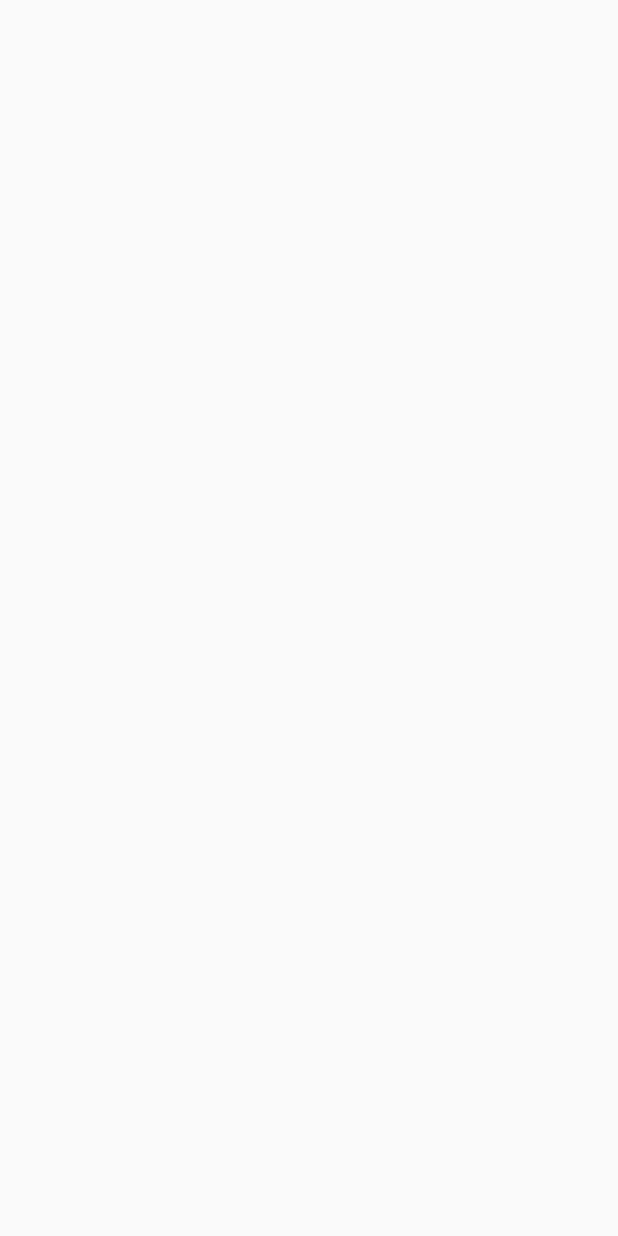
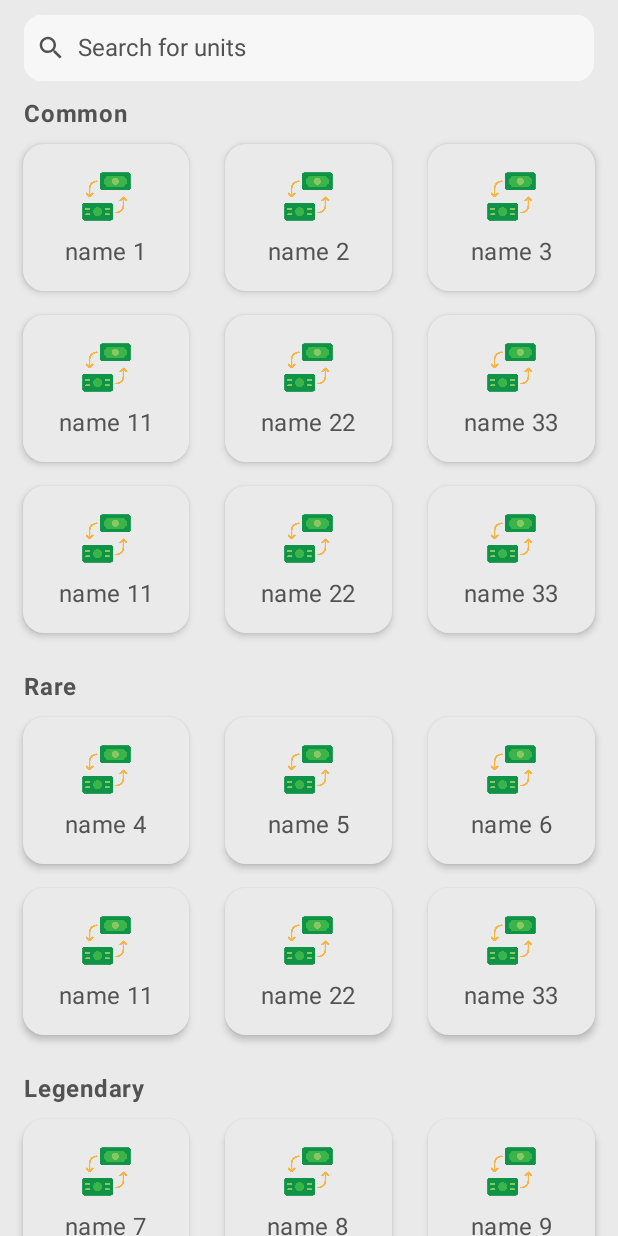
Before and after one commit to nguyenbahung94/SimpleConvertUnit, an Android app built with Jetpack Compose: the screen it shows after launch (MainActivity), on a phone screen of 412 x 824 dp. Before the commit the screen is empty. Run offline under Robolectric (Android 15) with nearby library versions, the light colour scheme and no system bars; our stand-ins replace Dagger/Hilt's generated code.

Commit message:
add code

```diff
--- a/app/build.gradle.kts
+++ b/app/build.gradle.kts
@@ -84,6 +84,9 @@ android {
 
 dependencies {
 
+    //features
+    implementation(projects.feature.home)
+
     // cores
     implementation(projects.core.model)
     implementation(projects.core.designsystem)
--- a/app/src/main/java/com/billy/simpleunitconvert/navigation/simpleUnitNavigation.kt
+++ b/app/src/main/java/com/billy/simpleunitconvert/navigation/simpleUnitNavigation.kt
@@ -1,16 +1,13 @@
 package com.billy.simpleunitconvert.navigation
 
-import android.content.res.Configuration
-import androidx.compose.material3.Text
-import androidx.compose.runtime.Composable
-import androidx.compose.ui.tooling.preview.Preview
 import androidx.navigation.NavGraphBuilder
 import androidx.navigation.compose.composable
 import com.billy.simpleunitconvert.core.navigation.SimpleUnitScreen
+import com.billy.simpleunitconvert.feature.home.SimpleUnitHome
 
 
 fun NavGraphBuilder.simpleUnitNavigation() {
     composable<SimpleUnitScreen.Home> {
-     //   SimpleUnitHome()
+        SimpleUnitHome()
     }
 }
--- a/core/designsystem/build.gradle.kts
+++ b/core/designsystem/build.gradle.kts
@@ -10,6 +10,8 @@ android {
 
 dependencies {
     libs.apply {
+        api(bundles.landscapistBundle)
+
         api(libs.androidx.compose.runtime)
         api(libs.androidx.compose.ui)
         api(libs.androidx.compose.ui.tooling)
--- a/core/designsystem/src/main/java/com/billy/simpleunitconvert/core/designsystem/component/AppBar.kt
+++ b/core/designsystem/src/main/java/com/billy/simpleunitconvert/core/designsystem/component/AppBar.kt
@@ -38,11 +38,11 @@ fun SimpleUnitConvertAppBar() {
                     .fillMaxWidth()
                     .padding(end = 16.dp)
                     .border(
-                        border = BorderStroke(1.dp, SimpleConvertUnitTheme.colors.green8ABFA3),
+                        border = BorderStroke(1.dp, SimpleConvertUnitTheme.colors.backgroundCard),
                         shape = RoundedCornerShape(12.dp),
                         )
                     .background(
-                        color = SimpleConvertUnitTheme.colors.green8ABFA3,
+                        color = SimpleConvertUnitTheme.colors.backgroundCard,
                         shape = RoundedCornerShape(12.dp),
                     )
                     .padding(8.dp), contentAlignment = Alignment.CenterStart
@@ -54,7 +54,7 @@ fun SimpleUnitConvertAppBar() {
                   Icon(
                       imageVector = Icons.Default.Search,
                       contentDescription = "search",
-                      tint = SimpleConvertUnitTheme.colors.absoluteWhite,
+                      tint = SimpleConvertUnitTheme.colors.title,
                       modifier = Modifier.size(20.dp),
                   )
 
@@ -64,13 +64,13 @@ fun SimpleUnitConvertAppBar() {
                       text = stringResource(id = R.string.tv_hint_search),
                       fontSize = 16.sp,
                       fontWeight = FontWeight.Normal,
-                      color = SimpleConvertUnitTheme.colors.absoluteWhite,
+                      color = SimpleConvertUnitTheme.colors.title,
                   )
               }
             }
         },
         colors = TopAppBarDefaults.topAppBarColors().copy(
-            containerColor = SimpleConvertUnitTheme.colors.primary,
+            containerColor = SimpleConvertUnitTheme.colors.background,
         ),
     )
 }
--- a/core/designsystem/src/main/java/com/billy/simpleunitconvert/core/designsystem/theme/Colors.kt
+++ b/core/designsystem/src/main/java/com/billy/simpleunitconvert/core/designsystem/theme/Colors.kt
@@ -19,39 +19,14 @@ data class Colors(
     val white56: Color,
     val white70: Color,
     val black: Color,
-    val gray21: Color,
-    val bug: Color,
-    val dark: Color,
-    val dragon: Color,
-    val electric: Color,
-    val fairy: Color,
-    val fire: Color,
-    val fighting: Color,
-    val flying: Color,
-    val ghost: Color,
-    val steel: Color,
-    val ice: Color,
-    val poison: Color,
-    val psychic: Color,
-    val rock: Color,
-    val water: Color,
-    val grass: Color,
-    val ground: Color,
-    val orange: Color,
-    val green: Color,
-    val blue: Color,
-    val green4D7A02: Color,
-    val backgroundCard: Color,
-    val grayE4E0E1: Color,
-    val color6A7F7B: Color,
-    val green8ABFA3: Color
+    val title: Color,
+    val subtitle: Color,
+    val backgroundCard: Color
 ) {
 
-    companion object {
-        /**
+    companion object { /**
          * Provides the default colors for the light mode of the app.
          *
-         * @return A [Colors] instance holding our color palette.
          */
         @Composable
         fun defaultDarkColors(): Colors = Colors(
@@ -66,38 +41,13 @@ data class Colors(
             white56 = colorResource(id = R.color.white_56_dark),
             white70 = colorResource(id = R.color.white_70_dark),
             black = colorResource(id = R.color.black_dark),
-            gray21 = colorResource(id = R.color.gray_21),
-            bug = colorResource(id = R.color.bug),
-            dark = colorResource(id = R.color.dark),
-            dragon = colorResource(id = R.color.dragon),
-            electric = colorResource(id = R.color.electric),
-            fairy = colorResource(id = R.color.fairy),
-            fire = colorResource(id = R.color.fire),
-            fighting = colorResource(id = R.color.fighting),
-            flying = colorResource(id = R.color.flying),
-            ghost = colorResource(id = R.color.ghost),
-            steel = colorResource(id = R.color.steel),
-            ice = colorResource(id = R.color.ice),
-            poison = colorResource(id = R.color.poison),
-            psychic = colorResource(id = R.color.psychic),
-            rock = colorResource(id = R.color.rock),
-            water = colorResource(id = R.color.water),
-            grass = colorResource(id = R.color.grass),
-            ground = colorResource(id = R.color.ground),
-            orange = colorResource(id = R.color.orange),
-            green = colorResource(id = R.color.green),
-            blue = colorResource(id = R.color.blue),
-            green4D7A02 = colorResource(id = R.color.green_4D7A02),
-            backgroundCard = colorResource(id = R.color.background_card_dark),
-            grayE4E0E1 = colorResource(id = R.color.gray_E4E0E1),
-            color6A7F7B = colorResource(id = R.color.color_6A7F7B),
-            green8ABFA3 = colorResource(id = R.color.green_8ABFA3)
+            title = colorResource(id = R.color.text_title_dark),
+            subtitle = colorResource(id = R.color.text_sub_dark),
+            backgroundCard = colorResource(id = R.color.background_card_dark)
         )
-
         /**
          * Provides the default colors for the light mode of the app.
          *
-         * @return A [Colors] instance holding our color palette.
          */
         @Composable
         fun defaultLightColors(): Colors = Colors(
@@ -112,32 +62,9 @@ data class Colors(
             white56 = colorResource(id = R.color.white_56),
             white70 = colorResource(id = R.color.white_70),
             black = colorResource(id = R.color.black),
-            gray21 = colorResource(id = R.color.gray_21),
-            bug = colorResource(id = R.color.bug),
-            dark = colorResource(id = R.color.dark),
-            dragon = colorResource(id = R.color.dragon),
-            electric = colorResource(id = R.color.electric),
-            fairy = colorResource(id = R.color.fairy),
-            fire = colorResource(id = R.color.fire),
-            fighting = colorResource(id = R.color.fighting),
-            flying = colorResource(id = R.color.flying),
-            ghost = colorResource(id = R.color.ghost),
-            steel = colorResource(id = R.color.steel),
-            ice = colorResource(id = R.color.ice),
-            poison = colorResource(id = R.color.poison),
-            psychic = colorResource(id = R.color.psychic),
-            rock = colorResource(id = R.color.rock),
-            water = colorResource(id = R.color.water),
-            grass = colorResource(id = R.color.grass),
-            ground = colorResource(id = R.color.ground),
-            orange = colorResource(id = R.color.orange),
-            green = colorResource(id = R.color.green),
-            blue = colorResource(id = R.color.blue),
-            green4D7A02 = colorResource(id = R.color.green_4D7A02),
-            backgroundCard = colorResource(id = R.color.background_card_light),
-            grayE4E0E1 = colorResource(id = R.color.gray_E4E0E1),
-            color6A7F7B = colorResource(id = R.color.color_6A7F7B),
-            green8ABFA3 = colorResource(id = R.color.green_8ABFA3)
+            title = colorResource(id = R.color.text_title),
+            subtitle = colorResource(id = R.color.text_sub),
+            backgroundCard = colorResource(id = R.color.background_card_light)
         )
     }
 }
--- a/core/designsystem/src/main/res/values/colors.xml
+++ b/core/designsystem/src/main/res/values/colors.xml
@@ -1,57 +1,36 @@
 <?xml version="1.0" encoding="utf-8"?>
 <resources>
     <!-- default colors-->
-    <color name="colorPrimary">#C2D0CB</color>
-    <color name="colorPrimaryDark">#C2D0CB</color>
-    <color name="colorAccent">#C2D0CB</color>
-    <color name="bug">#179A55</color>
-    <color name="dark">#040706</color>
-    <color name="dragon">#378A94</color>
-    <color name="gray_21">#B1A5A5</color>
-    <color name="electric">#E0E64B</color>
-    <color name="fairy">#9E1A44</color>
-    <color name="fire">#B22328</color>
-    <color name="flying">#90B1C5</color>
-    <color name="ghost">#363069</color>
-    <color name="ice">#7ECFF2</color>
-    <color name="poison">#642785</color>
-    <color name="psychic">#AC296B</color>
-    <color name="rock">#4B190E</color>
-    <color name="steel">#5C756D</color>
-    <color name="water">#2648DC</color>
-    <color name="orange">#FFA726</color>
-    <color name="green">#388E3C</color>
-    <color name="fighting">#9F422A</color>
-    <color name="grass">#007C42</color>
-    <color name="ground">#AD7235</color>
-    <color name="blue">#0091EA</color>
-    <color name="white_f5f6f6">#F5F6F6</color>
-    <color name="green_4D7A02">#4D7A02</color>
-    <color name="gray_E4E0E1">#E4E0E1</color>
-    <color name="color_6A7F7B">#6A7F7B</color>
-    <color name="green_8ABFA3">#8ABFA3</color>
+    <color name="colorPrimary">#eaeaea</color>
+    <color name="colorPrimaryDark">#eaeaea</color>
+    <color name="colorAccent">#eaeaea</color>
 
     <!-- dark colors-->
-    <color name="background_dark">#D2B882</color>
-    <color name="background_card_dark">#77653C</color>
-    <color name="background800_dark">#424242</color>
-    <color name="background900_dark">#212121</color>
+    <color name="background_dark">#cacaca</color>
+    <color name="background_card_dark">#9f9f9f</color>
+    <color name="background800_dark">#404040</color>
+    <color name="background900_dark">#292929</color>
     <color name="white_12_dark">#fafafa</color>
     <color name="white_56_dark">#8effffff</color>
     <color name="white_70_dark">#b2ffffff</color>
     <color name="white_93_dark">#edf8f8f8</color>
     <color name="white_dark">#000000</color>
     <color name="black_dark">#ffffff</color>
+    <color name="text_title_dark">#fafafa</color>
+    <color name="text_sub_dark">#f8f8f8</color>
+
 
     <!-- light colors-->
-    <color name="background">#C2D0CB</color>
-    <color name="background_card_light">#6A7F7B</color>
-    <color name="background800">#D0C7C7</color>
-    <color name="background900">#4D7A02</color>
+    <color name="background">#eaeaea</color>
+    <color name="background_card_light">#f7f7f7</color>
+    <color name="background800">#ffffff</color>
+    <color name="background900">#ffffff</color>
     <color name="white_12">#1F000000</color>
     <color name="white_56">#8F000000</color>
     <color name="white_70">#B3000000</color>
     <color name="white_93">#ED000000</color>
     <color name="white">#ffffff</color>
     <color name="black">#000000</color>
+    <color name="text_title">#525252</color>
+    <color name="text_sub">#787878</color>
 </resources>
--- a/feature/home/src/main/java/com/billy/simpleunitconvert/feature/home/HomeContent.kt
+++ b/feature/home/src/main/java/com/billy/simpleunitconvert/feature/home/HomeContent.kt
@@ -1,13 +1,21 @@
 package com.billy.simpleunitconvert.feature.home
 
 import android.content.res.Configuration
+import androidx.compose.foundation.layout.Arrangement
 import androidx.compose.foundation.layout.Column
+import androidx.compose.foundation.layout.IntrinsicSize
 import androidx.compose.foundation.layout.PaddingValues
+import androidx.compose.foundation.layout.Row
+import androidx.compose.foundation.layout.Spacer
+import androidx.compose.foundation.layout.fillMaxSize
 import androidx.compose.foundation.layout.fillMaxWidth
+import androidx.compose.foundation.layout.height
+import androidx.compose.foundation.layout.padding
 import androidx.compose.foundation.lazy.LazyColumn
 import androidx.compose.foundation.lazy.grid.GridCells
 import androidx.compose.foundation.lazy.grid.LazyVerticalGrid
 import androidx.compose.foundation.lazy.grid.items
+import androidx.compose.foundation.lazy.items
 import androidx.compose.material3.Text
 import androidx.compose.runtime.Composable
 import androidx.compose.ui.Modifier
@@ -22,12 +30,18 @@ import kotlinx.collections.immutable.toImmutableList
 
 @Composable
 internal fun HomeContent(
-    UiState: HomeUiState,
     sectionUnitList: ImmutableList<HomeUnit>,
 ) {
-        sectionUnitList.forEach { homeUnit ->
-            VerticalContent(homeUnit)
+    // Use LazyColumn for scrolling
+    LazyColumn(
+        modifier = Modifier.fillMaxSize(),
+    ) {
+        // Iterate over each section
+        items(sectionUnitList) { homeUnit ->
+            VerticalContent(homeUnit) // Call VerticalContent for each section
+            Spacer(modifier = Modifier.height(16.dp)) // Add space between sections
         }
+    }
 }
 
 @Composable
@@ -35,21 +49,52 @@ fun VerticalContent(
     homeUnit: HomeUnit
 ) {
     Column(
-        modifier = Modifier.fillMaxWidth()
+        modifier = Modifier
+            .fillMaxWidth()
+            .padding(horizontal = 4.dp)
     ) {
-        //title
+        // Section title
         SectionTitle(homeUnit.title)
-        //list card
-        LazyVerticalGrid(
-            modifier = Modifier.testTag("homeUnitCard"),
-            columns = GridCells.Fixed(3),
-            contentPadding = PaddingValues(6.dp)
-        ) {
-            items(homeUnit.unitList) { unitConvert ->
-                HomeUnitCard(unitConvert)
+
+        // Display a grid-like layout using LazyColumn with rows
+        val itemsInEachRow = 3
+        val unitList = homeUnit.unitList.chunked(itemsInEachRow) // Split the list into chunks
+
+        unitList.forEach { rowItems ->
+            Row(
+                modifier = Modifier.fillMaxWidth(),
+                horizontalArrangement = Arrangement.spacedBy(1.dp)
+            ) {
+                rowItems.forEach { unitConvert ->
+                    HomeUnitCard(unitConvert, modifier = Modifier.weight(1f))
+                }
+
+                // If rowItems are less than itemsInEachRow, add empty space to fill the row
+                repeat(itemsInEachRow - rowItems.size) {
+                    Spacer(modifier = Modifier.weight(1f))
+                }
             }
         }
     }
+
+//    Column(
+//        modifier = Modifier.fillMaxWidth()
+//    ) {
+//        //title
+//        SectionTitle(homeUnit.title)
+//        //list card
+//        LazyVerticalGrid(
+//            modifier = Modifier.testTag("homeUnitCard").fillMaxWidth(),
+//            columns = GridCells.Fixed(3),
+//            contentPadding = PaddingValues(6.dp),
+//            verticalArrangement = Arrangement.spacedBy(12.dp), // Space between grid items
+//            horizontalArrangement = Arrangement.spacedBy(12.dp)
+//        ) {
+//            items(homeUnit.unitList) { unitConvert ->
+//                HomeUnitCard(unitConvert)
+//            }
+//        }
+//    }
 }
 
 
@@ -58,7 +103,7 @@ fun VerticalContent(
 @Composable
 private fun HomeContentPreview() {
     SimpleUnitConvertTheme {
-        HomeContent(UiState = HomeUiState.Idle, sectionUnitList = mutableListOf<HomeUnit>().apply {
+        HomeContent(sectionUnitList = mutableListOf<HomeUnit>().apply {
             add(HomeUnit("Common", mutableListOf<UnitConvert>().apply {
                 add(UnitConvert("image1", "name 1", "category"))
                 add(UnitConvert("image2", "name 2", "category"))
--- a/feature/home/src/main/java/com/billy/simpleunitconvert/feature/home/HomeUnitCard.kt
+++ b/feature/home/src/main/java/com/billy/simpleunitconvert/feature/home/HomeUnitCard.kt
@@ -8,7 +8,9 @@ import androidx.compose.foundation.layout.fillMaxSize
 import androidx.compose.foundation.layout.fillMaxWidth
 import androidx.compose.foundation.layout.padding
 import androidx.compose.foundation.layout.size
+import androidx.compose.foundation.shape.RoundedCornerShape
 import androidx.compose.material3.Card
+import androidx.compose.material3.CardColors
 import androidx.compose.material3.CardDefaults
 import androidx.compose.material3.Icon
 import androidx.compose.material3.MaterialTheme
@@ -28,15 +30,22 @@ import com.billy.simpleunitconvert.core.designsystem.R.drawable as designsystem
 
 @Composable
 internal fun HomeUnitCard(
-    unitConvert: UnitConvert
+    unitConvert: UnitConvert,
+    modifier: Modifier = Modifier
 ) {
     Card(
-        modifier = Modifier
-            .padding(8.dp)
+        modifier = modifier
+            .padding(start = 11.dp, end = 11.dp, top = 8.dp, bottom = 8.dp)
             .fillMaxWidth()
             .clickable { /* Handle click event */ },
-        elevation = CardDefaults.cardElevation(defaultElevation = 4.dp),
-        colors = CardDefaults.cardColors(containerColor = Color.Transparent)
+        elevation = CardDefaults.cardElevation(defaultElevation = 3.dp),
+        shape = RoundedCornerShape(14.dp),
+        colors = CardColors(
+            containerColor = SimpleConvertUnitTheme.colors.primary,
+            contentColor =  SimpleConvertUnitTheme.colors.primary,
+            disabledContainerColor =  SimpleConvertUnitTheme.colors.primary,
+            disabledContentColor =  SimpleConvertUnitTheme.colors.primary
+        )
     ) {
         Column(
             modifier = Modifier
@@ -48,7 +57,7 @@ internal fun HomeUnitCard(
             Icon(
                 painter = painterResource(id = designsystem.icon_exchange),
                 contentDescription = "search",
-                modifier = Modifier.size(48.dp),
+                modifier = Modifier.size(38.dp),
                 tint = Color.Unspecified
             )
 
@@ -57,7 +66,7 @@ internal fun HomeUnitCard(
                 style = MaterialTheme.typography.bodyMedium,
                 modifier = Modifier.padding(top = 8.dp),
                 fontSize = 16.sp,
-                color = SimpleConvertUnitTheme.colors.white
+                color = SimpleConvertUnitTheme.colors.title
             )
         }
 
--- a/feature/home/src/main/java/com/billy/simpleunitconvert/feature/home/HomeViewModel.kt
+++ b/feature/home/src/main/java/com/billy/simpleunitconvert/feature/home/HomeViewModel.kt
@@ -1,25 +1,53 @@
 package com.billy.simpleunitconvert.feature.home
 
 import androidx.compose.runtime.Stable
+import com.billy.simpleunitconvert.core.model.HomeUnit
+import com.billy.simpleunitconvert.core.model.UnitConvert
 import com.billy.simpleunitconvert.core.viewmodel.BaseViewModel
 import dagger.hilt.android.lifecycle.HiltViewModel
+import kotlinx.collections.immutable.toImmutableList
+import kotlinx.coroutines.flow.MutableStateFlow
+import kotlinx.coroutines.flow.StateFlow
 import javax.inject.Inject
 
 @HiltViewModel
 class HomeViewModel @Inject constructor(
 
 ): BaseViewModel() {
-    internal val uiState = viewModelStateFlow<HomeUiState>(HomeUiState.Loading)
+
+
+   fun getDummyDataHomeUnit(): StateFlow<List<HomeUnit>> {
+    val dummyData = listOf(
+        HomeUnit("Common", listOf(
+            UnitConvert("image1", "name 1", "category"),
+            UnitConvert("image2", "name 2", "category"),
+            UnitConvert("image3", "name 3", "category"),
+            UnitConvert("image11", "name 11", "category"),
+            UnitConvert("image22", "name 22", "category"),
+            UnitConvert("image33", "name 33", "category"),
+            UnitConvert("image11", "name 11", "category"),
+            UnitConvert("image22", "name 22", "category"),
+            UnitConvert("image33", "name 33", "category")
+        ).toImmutableList()),
+        HomeUnit("Rare", listOf(
+            UnitConvert("image4", "name 4", "category"),
+            UnitConvert("image5", "name 5", "category"),
+            UnitConvert("image6", "name 6", "category"),
+            UnitConvert("image11", "name 11", "category"),
+            UnitConvert("image22", "name 22", "category"),
+            UnitConvert("image33", "name 33", "category")
+        ).toImmutableList()),
+        HomeUnit("Legendary", listOf(
+            UnitConvert("image7", "name 7", "category"),
+            UnitConvert("image8", "name 8", "category"),
+            UnitConvert("image9", "name 9", "category"),
+            UnitConvert("image11", "name 11", "category"),
+            UnitConvert("image22", "name 22", "category"),
+            UnitConvert("image33", "name 33", "category")
+        ).toImmutableList())
+    )
+    return MutableStateFlow(dummyData)
 }
 
 
-
-@Stable
-internal sealed interface HomeUiState {
-
-    data object Idle : HomeUiState
-
-    data object Loading : HomeUiState
-
-    data class Error(val message: String?) : HomeUiState
 }
--- a/feature/home/src/main/java/com/billy/simpleunitconvert/feature/home/SectionTitle.kt
+++ b/feature/home/src/main/java/com/billy/simpleunitconvert/feature/home/SectionTitle.kt
@@ -17,10 +17,10 @@ import com.billy.simpleunitconvert.core.designsystem.theme.SimpleUnitConvertThem
 fun SectionTitle(title: String) {
     Text(
         text = title,
-        color = SimpleConvertUnitTheme.colors.blue,
+        color = SimpleConvertUnitTheme.colors.title,
         fontWeight = FontWeight.Bold,
         style = MaterialTheme.typography.bodyLarge,
-        modifier = Modifier.padding(12.dp).fillMaxWidth()
+        modifier = Modifier.padding(start = 12.dp).fillMaxWidth()
     )
 }
 
--- a/feature/home/src/main/java/com/billy/simpleunitconvert/feature/home/SimpleUnitHome.kt
+++ b/feature/home/src/main/java/com/billy/simpleunitconvert/feature/home/SimpleUnitHome.kt
@@ -3,13 +3,18 @@ package com.billy.simpleunitconvert.feature.home
 import androidx.compose.foundation.layout.Column
 import androidx.compose.foundation.layout.fillMaxSize
 import androidx.compose.runtime.Composable
+import androidx.compose.runtime.getValue
 import androidx.compose.ui.Modifier
+import androidx.hilt.navigation.compose.hiltViewModel
+import androidx.lifecycle.compose.collectAsStateWithLifecycle
 import com.billy.simpleunitconvert.core.designsystem.component.SimpleUnitConvertAppBar
+import kotlinx.collections.immutable.toImmutableList
 
 @Composable
 fun SimpleUnitHome(
-    homeViewModel: HomeViewModel
+    homeViewModel: HomeViewModel = hiltViewModel()
 ) {
+    val unitHomeList by homeViewModel.getDummyDataHomeUnit().collectAsStateWithLifecycle()
 
    Column(
        modifier = Modifier.fillMaxSize()
@@ -18,5 +23,6 @@ fun SimpleUnitHome(
        SimpleUnitConvertAppBar()
 
        //content
+       HomeContent(unitHomeList.toImmutableList())
    }
 }
```
Also changed, not shown: core/designsystem/src/main/java/com/billy/simpleunitconvert/core/designsystem/utils/TypeColors.kt (deleted, +0 -29 lines).
